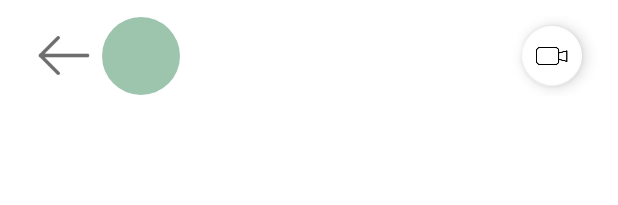
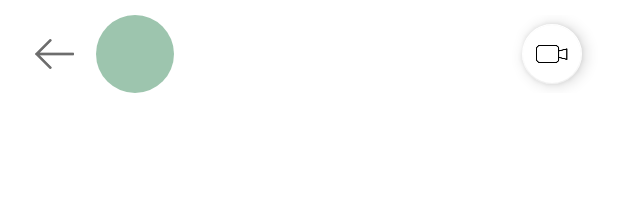
Before and after one commit to KenOafallasDLSU/MOBDEVE-FinalProject-S11-Group8, an Android app: the layout activity_chat.xml on its own in the app's theme, with its tools: preview values and no code run, on a phone screen of 412 x 824 dp. Shown: the top 205 px of the screen. Run offline under Robolectric (Android 15) with nearby library versions, the phone set to English and light mode, and no system bars.

Commit message:
updated comments

```diff
--- a/app/src/main/java/com/mobdeve/s11/group8/finalproject/VideoActivity.kt
+++ b/app/src/main/java/com/mobdeve/s11/group8/finalproject/VideoActivity.kt
@@ -112,7 +112,7 @@ class VideoActivity : AppCompatActivity() {
         // Pass the SurfaceView object to Agora so that it renders the local video.
         mRtcEngine!!.setupLocalVideo(VideoCanvas(localFrame, VideoCanvas.RENDER_MODE_FIT, 0))
 
-        // Join the channel without token.
+        // Join the channel with token.
         mRtcEngine!!.joinChannel(getString(R.string.agora_token), getString(R.string.agora_channel), "", 0)
     }
 
--- a/app/src/main/res/layout/activity_chat.xml
+++ b/app/src/main/res/layout/activity_chat.xml
@@ -41,6 +41,7 @@
             android:id="@+id/iv_chat_avatar"
             android:layout_width="52dp"
             android:layout_height="52dp"
+            android:layout_marginStart="8dp"
             android:background="@drawable/thread_avatar_circle"
             android:backgroundTint="@color/green_700"
             app:layout_constraintBottom_toBottomOf="parent"
@@ -62,8 +63,8 @@
 
         <ImageButton
             android:id="@+id/ib_chat_back"
-            android:layout_width="52dp"
-            android:layout_height="54dp"
+            android:layout_width="40dp"
+            android:layout_height="40dp"
             android:layout_marginStart="6dp"
             android:background="#00FFFFFF"
             android:scaleType="fitCenter"
```
